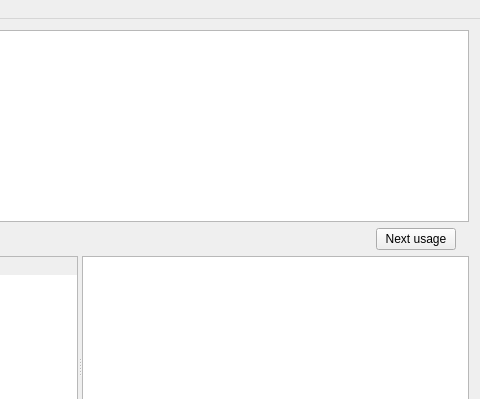
mikeTerentev/megaFinder, file mainwindow.ui: the form before one commit; both pictures show x 320 to 800 and y 0 to 399 of the 800 by 708 pixel window.
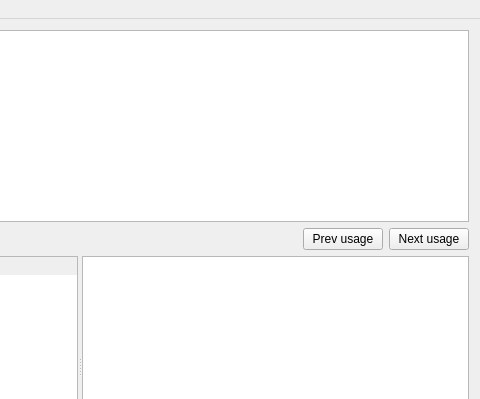
The form after the commit. Custom widgets are drawn as their Qt base class.

Commit message: prev,next added, viewer finder fixed, labels added

```diff
--- a/mainwindow.ui
+++ b/mainwindow.ui
@@ -129,6 +129,27 @@
         </property>
        </spacer>
       </item>
+      <item>
+       <widget class="QLabel" name="fileNameLabel">
+        <property name="text">
+         <string/>
+        </property>
+       </widget>
+      </item>
+      <item>
+       <widget class="QLabel" name="foundAmountLabel">
+        <property name="text">
+         <string/>
+        </property>
+       </widget>
+      </item>
+      <item>
+       <widget class="QPushButton" name="prevButton">
+        <property name="text">
+         <string>Prev usage</string>
+        </property>
+       </widget>
+      </item>
       <item>
        <widget class="QPushButton" name="nextButton">
         <property name="text">
@@ -136,13 +157,6 @@
         </property>
        </widget>
       </item>
-      <item>
-       <widget class="QLabel" name="foundAmountLabel">
-        <property name="text">
-         <string/>
-        </property>
-       </widget>
-      </item>
      </layout>
     </item>
     <item row="0" column="0">
```
The commit also changes 5 other files.
